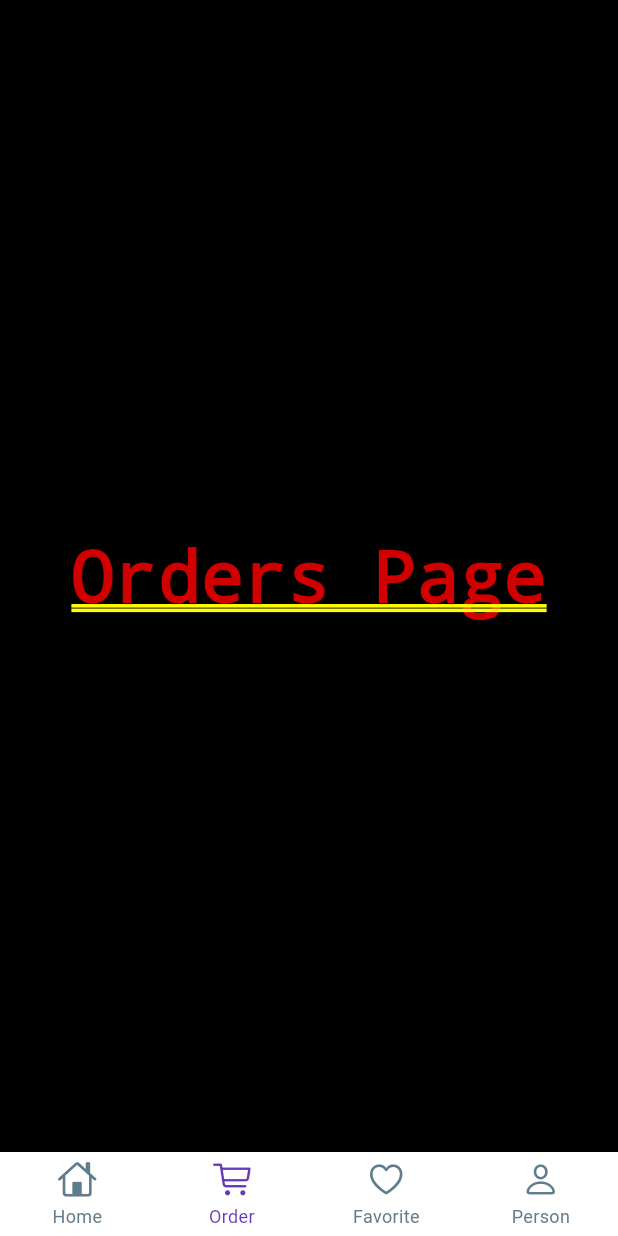
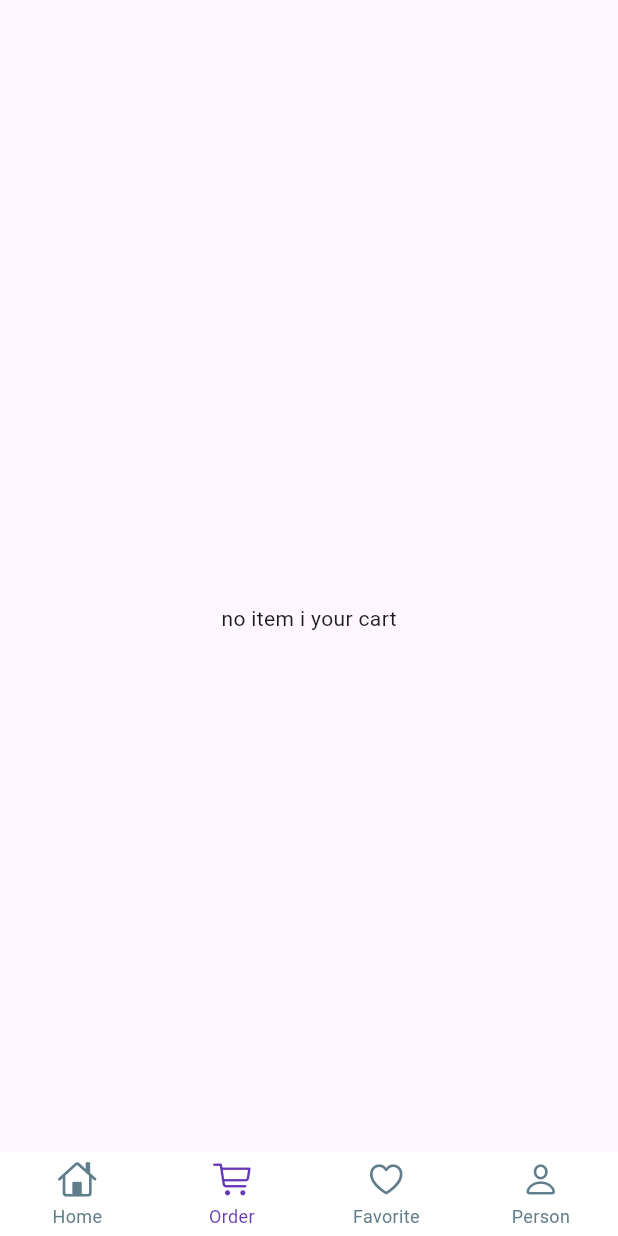
Before and after one commit to lbarsidati22/shop_online, a Flutter app: the screen it shows after launch, item 2 of the bottom bar chosen, on a phone screen of 412 x 824 dp. Run offline on Flutter 3.47's test engine with Material 3 defaults, Android fonts, the phone set to English and light mode, and no system bars; drawn by our look-alikes of persistent_bottom_nav_bar; our stand-ins replace cached_network_image, flutter_bloc, flutter_carousel_widget; network calls fail.

Commit message:
i dont understand ??

```diff
--- a/lib/models/add_to_cart_model.dart
+++ b/lib/models/add_to_cart_model.dart
@@ -1,27 +1,17 @@
 import 'package:shop_online/models/prudact_item_model.dart';
 
 class AddToCartModel {
-  final String prudactId;
+  final String id;
+  final PrudactItemModel prudact;
   final PrudactSize size;
   final int quantity;
 
   AddToCartModel({
-    required this.prudactId,
+    required this.prudact,
+    required this.id,
     required this.size,
     required this.quantity,
   });
-
-  AddToCartModel copyWith({
-    String? prudactId,
-    PrudactSize? size,
-    int? quantity,
-  }) {
-    return AddToCartModel(
-      prudactId: prudactId ?? this.prudactId,
-      size: size ?? this.size,
-      quantity: quantity ?? this.quantity,
-    );
-  }
 }
 
 List<AddToCartModel> dummyCart = [];
--- /dev/null
+++ b/lib/view_models/cart_cubit/cart_cubit.dart
@@ -0,0 +1,29 @@
+import 'package:flutter_bloc/flutter_bloc.dart';
+import 'package:shop_online/models/add_to_cart_model.dart';
+
+part 'cart_state.dart';
+
+class CartCubit extends Cubit<CartState> {
+  CartCubit() : super(CartInitial());
+  int quantity = 1;
+  void getCartsItems() {
+    emit(CartLeading());
+    emit(CartLoaded(dummyCart));
+  }
+
+  void incrementCounter(String prudactId) {
+    quantity++;
+
+    emit(
+      QuantityCounterLoaded(value: quantity),
+    );
+  }
+
+  void decrementCounter(String prudactId) {
+    quantity--;
+
+    emit(
+      QuantityCounterLoaded(value: quantity),
+    );
+  }
+}
--- /dev/null
+++ b/lib/view_models/cart_cubit/cart_state.dart
@@ -0,0 +1,29 @@
+part of 'cart_cubit.dart';
+
+sealed class CartState {
+  const CartState();
+}
+
+final class CartInitial extends CartState {}
+
+final class CartLeading extends CartState {}
+
+final class CartLoaded extends CartState {
+  final List<AddToCartModel> cartsItem;
+
+  const CartLoaded(
+    this.cartsItem,
+  );
+}
+
+final class CartError extends CartState {
+  final String message;
+
+  CartError(this.message);
+}
+
+final class QuantityCounterLoaded extends CartState {
+  final int value;
+
+  QuantityCounterLoaded({required this.value});
+}
--- a/lib/view_models/prudact_details_cubit/prudact_details_cubit.dart
+++ b/lib/view_models/prudact_details_cubit/prudact_details_cubit.dart
@@ -44,7 +44,8 @@ class PrudactDetailsCubit extends Cubit<PrudactDetailsState> {
   void addToCart(String prudactId) {
     emit(PrudactAddingToCart());
     final cartItem = AddToCartModel(
-      prudactId: prudactId,
+      id: DateTime.now().toIso8601String(),
+      prudact: dummyProducts.firstWhere((item) => item.id == prudactId),
       size: selectedSize!,
       quantity: quantity,
     );
--- a/lib/views/pages/cart_page.dart
+++ b/lib/views/pages/cart_page.dart
@@ -1,12 +1,65 @@
 import 'package:flutter/material.dart';
+import 'package:flutter_bloc/flutter_bloc.dart';
+import 'package:shop_online/utils/app_colors.dart';
+import 'package:shop_online/view_models/cart_cubit/cart_cubit.dart';
+import 'package:shop_online/views/widgets/cart_item_widget.dart';
 
 class CartPage extends StatelessWidget {
   const CartPage({super.key});
 
   @override
   Widget build(BuildContext context) {
-    return Center(
-      child: Text('Orders Page'),
+    return Scaffold(
+      appBar: AppBar(),
+      body: BlocBuilder<CartCubit, CartState>(
+        bloc: BlocProvider.of<CartCubit>(context),
+        builder: (context, state) {
+          if (state is CartLeading) {
+            return Center(
+              child: CircularProgressIndicator.adaptive(),
+            );
+          } else if (state is CartLoaded) {
+            final cartItems = state.cartsItem;
+            if (cartItems.isEmpty) {
+              return Center(
+                child: Text('no item i your cart'),
+              );
+            }
+            return SingleChildScrollView(
+              child: Column(
+                children: [
+                  ListView.separated(
+                    separatorBuilder: (context, index) {
+                      return Divider(
+                        color: AppColors.grey2,
+                      );
+                    },
+                    itemCount: cartItems.length,
+                    shrinkWrap: true,
+                    physics: NeverScrollableScrollPhysics(),
+                    itemBuilder: (context, index) {
+                      final cartItem = cartItems[index];
+                      return CartItemWidget(cartItem: cartItem);
+                    },
+                  ),
+                  Divider(
+                    color: AppColors.grey2,
+                  ),
+                ],
+              ),
+            );
+          } else if (state is CartError) {
+            Center(
+              child: Text(state.message),
+            );
+          } else {
+            Center(
+              child: Text('some thing is rong'),
+            );
+          }
+          return Text('rooong');
+        },
+      ),
     );
   }
 }
--- a/lib/views/pages/custtom_bottom_navBar.dart
+++ b/lib/views/pages/custtom_bottom_navBar.dart
@@ -1,6 +1,9 @@
 import 'package:flutter/cupertino.dart';
 import 'package:flutter/material.dart';
+import 'package:flutter_bloc/flutter_bloc.dart';
 import 'package:persistent_bottom_nav_bar/persistent_bottom_nav_bar.dart';
+import 'package:shop_online/view_models/cart_cubit/cart_cubit.dart';
+import 'package:shop_online/view_models/home_cobit/home_cubit.dart';
 import 'package:shop_online/views/pages/favorite_page.dart';
 import 'package:shop_online/views/pages/home_page.dart';
 import 'package:shop_online/views/pages/cart_page.dart';
@@ -60,8 +63,22 @@ class _CusttomBottomNavbarPageState extends State<CusttomBottomNavbarPage> {
   }
 
   List<Widget> screens = [
-    HomePage(),
-    CartPage(),
+    BlocProvider(
+      create: (context) {
+        final cubit = HomeCubit();
+        cubit.getHomeData();
+        return cubit;
+      },
+      child: HomePage(),
+    ),
+    BlocProvider(
+      create: (context) {
+        final cubit = CartCubit();
+        cubit.getCartsItems();
+        return cubit;
+      },
+      child: CartPage(),
+    ),
     FavoritePage(),
     ProfilePage(),
   ];
@@ -72,23 +89,18 @@ class _CusttomBottomNavbarPageState extends State<CusttomBottomNavbarPage> {
       controller: _controller,
       screens: screens,
       items: navBarItems(),
-      handleAndroidBackButtonPress: true, // Default is true.
-      resizeToAvoidBottomInset:
-          true, // This needs to be true if you want to move up the screen on a non-scrollable screen when keyboard appears. Default is true.
-      stateManagement: true, // Default is true.
+      handleAndroidBackButtonPress: true,
+      resizeToAvoidBottomInset: true,
+      stateManagement: false,
       hideNavigationBarWhenKeyboardAppears: true,
-      // popBehaviorOnSelectedNavBarItemPress: PopActionScreensType.all,
       padding: const EdgeInsets.only(top: 7, bottom: 5),
-      //backgroundColor: Colors.grey.shade900,
       isVisible: true,
       animationSettings: const NavBarAnimationSettings(
         navBarItemAnimation: ItemAnimationSettings(
-          // Navigation Bar's items animation properties.
           duration: Duration(milliseconds: 400),
           curve: Curves.ease,
         ),
         screenTransitionAnimation: ScreenTransitionAnimationSettings(
-          // Screen transition animation on change of selected tab.
           animateTabTransition: true,
           duration: Duration(milliseconds: 200),
           screenTransitionAnimationType: ScreenTransitionAnimationType.slide,
@@ -96,8 +108,7 @@ class _CusttomBottomNavbarPageState extends State<CusttomBottomNavbarPage> {
       ),
       confineToSafeArea: true,
       navBarHeight: kBottomNavigationBarHeight,
-      navBarStyle:
-          NavBarStyle.style6, // Choose the nav bar style with this property
+      navBarStyle: NavBarStyle.style6,
     );
   }
 }
```
Also changed, not shown: lib/views/pages/home_page.dart (+1 -8 lines), lib/views/widgets/cart_item_widget.dart (added, +95 -0 lines).
